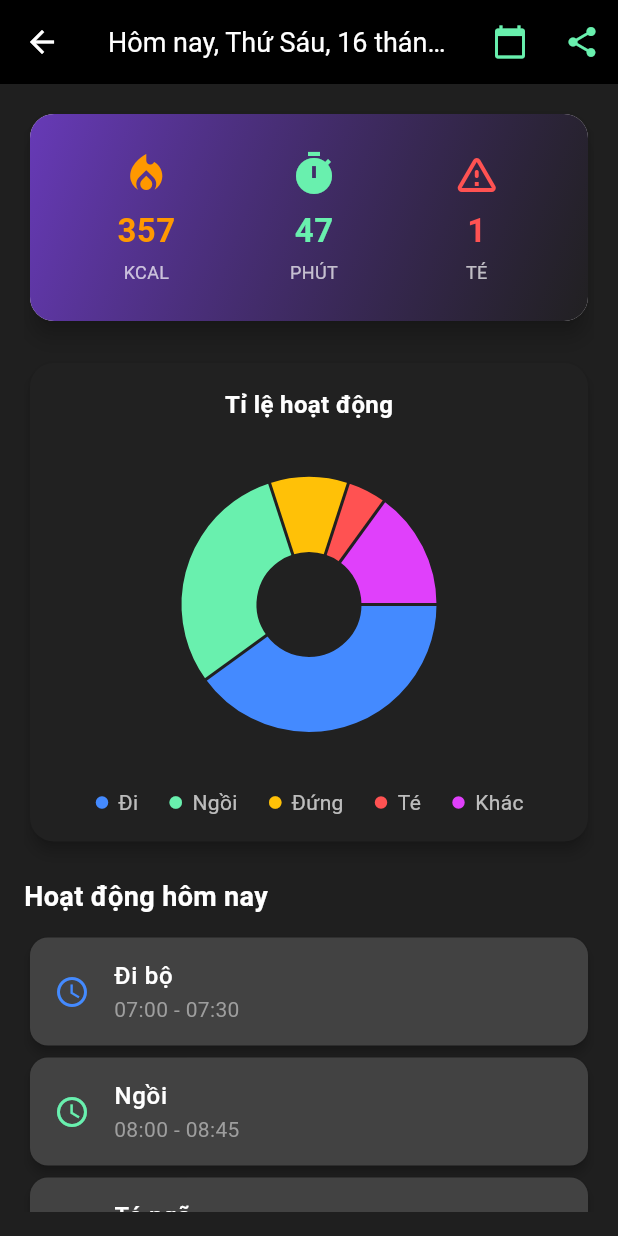
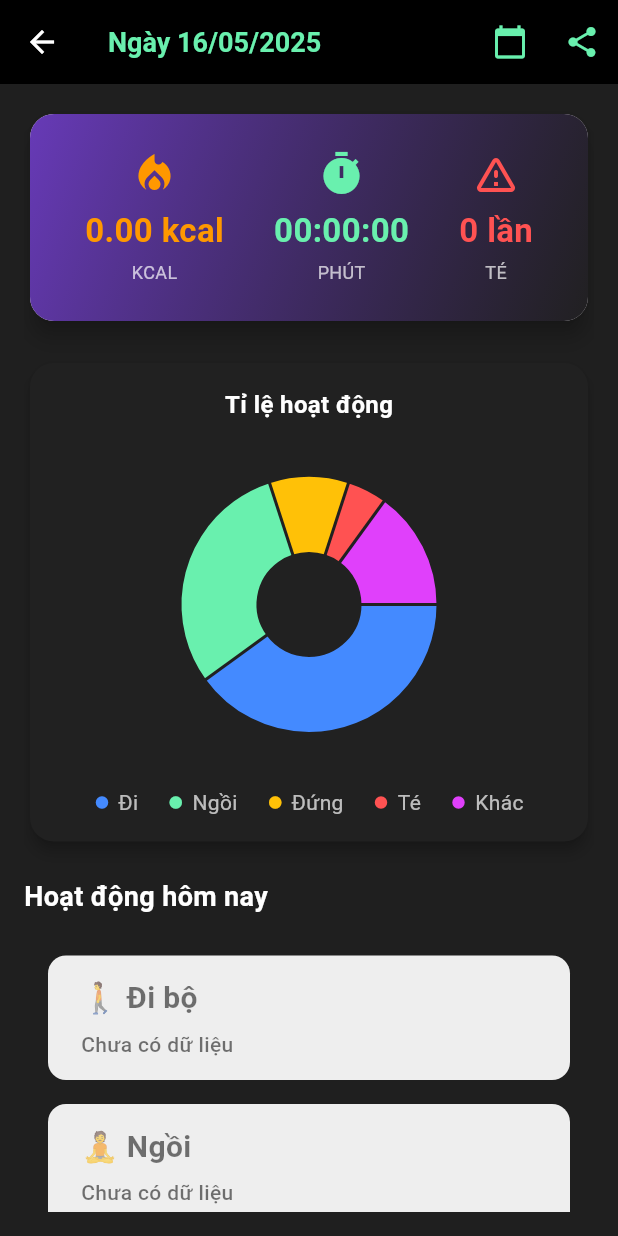
Before and after one commit to Toan14102004/PBL5, a Flutter app: the screen it shows after launch, after a tap on "🏃 Di chuyển", on a phone screen of 412 x 824 dp. Run offline on Flutter 3.47's test engine with Material 3 defaults, Android fonts, the phone set to English and light mode, and no system bars; drawn by our look-alikes of fl_chart; our stand-ins replace firebase_core, firebase_database, firebase_storage, image_picker, webview_flutter; accounts and stored records are empty; network calls fail.

Commit message:
cập nhật trang activity screen khi nhấn từ các healthCard từ trang Home

```diff
--- a/lib/screens/activity_screen.dart
+++ b/lib/screens/activity_screen.dart
@@ -3,15 +3,32 @@ import 'package:intl/intl.dart';
 import 'package:intl/date_symbol_data_local.dart';
 import 'package:fl_chart/fl_chart.dart';
 
+import '../services/calorie_calculator.dart';
+import '../services/home_service.dart';
+import '../widgets/ListCard.dart';
+
 class ActivityScreen extends StatefulWidget {
-  const ActivityScreen({super.key});
+  final String userId;
+
+  const ActivityScreen({Key? key, required this.userId}) : super(key: key);
 
   @override
   State<ActivityScreen> createState() => _ActivityScreenState();
 }
 
 class _ActivityScreenState extends State<ActivityScreen> {
+
   String formattedDate = '';
+  double _totalCalories = 0.0;
+  int _totalMovingTime = 0;
+  int cout_fall = 0;
+  String time = "16/05/2025";
+  DateTime _selectedDate = DateTime.now(); // ngày được chọn
+
+  // Format ngày dạng "dd/MM/yyyy"
+  String get selectedFormattedDate {
+    return DateFormat('dd/MM/yyyy').format(_selectedDate);
+  }
 
   @override
   void initState() {
@@ -22,7 +39,47 @@ class _ActivityScreenState extends State<ActivityScreen> {
         formattedDate = DateFormat("EEEE, dd MMMM, yyyy", "vi_VN").format(now);
       });
     });
+    fetchAndCalculateCalories_activityScreen(selectedFormattedDate);
+    fetchAndCalculateMovingTime_activityScreen(selectedFormattedDate);
+    fetchCoutFallOfDay(selectedFormattedDate);
   }
+  Future<void> fetchAndCalculateCalories_activityScreen(String day) async {
+    final calculator = ActivitiScreenService(userId: widget.userId);
+    final totalCalories = await calculator.fetchAndCalculateAndUpload(day);
+
+    setState(() {
+      _totalCalories = totalCalories;
+    });
+
+  }
+  Future<void> fetchAndCalculateMovingTime_activityScreen(String day) async {
+    final calculator = ActivitiScreenService(userId: widget.userId);
+    final totalMovingTimeSeconds = await calculator.calculateAndUploadTotalMovingTime(day);
+    setState(() {
+      _totalMovingTime = totalMovingTimeSeconds;
+
+    });
+  }
+
+  Future<void> fetchCoutFallOfDay(String day) async {
+    final service = ActivitiScreenService(userId: widget.userId);
+    final count = await service.fetchFallActivity(day);
+    print("Số lần ngã trong ngày: $count");
+    setState(() {
+      cout_fall = count;
+    });
+  }
+
+  String formatDuration(int totalSeconds) {
+    final hours = totalSeconds ~/ 3600;
+    final minutes = (totalSeconds % 3600) ~/ 60;
+    final seconds = totalSeconds % 60;
+
+    return "${hours.toString().padLeft(2, '0')}:"
+        "${minutes.toString().padLeft(2, '0')}:"
+        "${seconds.toString().padLeft(2, '0')}";
+  }
+
 
   @override
   Widget build(BuildContext context) {
@@ -31,15 +88,30 @@ class _ActivityScreenState extends State<ActivityScreen> {
       appBar: AppBar(
         backgroundColor: Colors.black,
         elevation: 0,
-        iconTheme: const IconThemeData(color: Colors.white), // <-- Đổi màu icon back thành trắng
+        iconTheme: const IconThemeData(color: Colors.white),
         title: Text(
-          formattedDate.isNotEmpty ? "Hôm nay, $formattedDate" : "Đang tải...",
-          style: const TextStyle(color: Colors.white, fontSize: 18),
+          "Ngày $selectedFormattedDate",
+          style: const TextStyle(color: Colors.greenAccent, fontSize: 18, fontWeight: FontWeight.bold),
         ),
         actions: [
           IconButton(
             icon: const Icon(Icons.calendar_today, color: Colors.greenAccent),
-            onPressed: () {},
+            onPressed: () async {
+              DateTime? pickedDate = await showDatePicker(
+                context: context,
+                initialDate: _selectedDate,
+                firstDate: DateTime(2000),
+                lastDate: DateTime(2100),
+              );
+
+              if (pickedDate != null) {
+                setState(() {
+                  _selectedDate = pickedDate;
+                });
+                // Gọi hàm lấy số lần ngã với ngày mới chọn
+                await fetchCoutFallOfDay(selectedFormattedDate);
+              }
+            },
           ),
           IconButton(
             icon: const Icon(Icons.share, color: Colors.greenAccent),
@@ -47,7 +119,6 @@ class _ActivityScreenState extends State<ActivityScreen> {
           ),
         ],
       ),
-
       body: Padding(
         padding: const EdgeInsets.all(16.0),
         child: ListView(
@@ -57,9 +128,12 @@ class _ActivityScreenState extends State<ActivityScreen> {
             _buildActivityPieChart(),
             const SizedBox(height: 20),
             const Text("Hoạt động hôm nay",
-                style: TextStyle(fontSize: 18, fontWeight: FontWeight.bold, color: Colors.white)),
+                style: TextStyle(fontSize: 18,
+                    fontWeight: FontWeight.bold,
+                    color: Colors.white)),
             const SizedBox(height: 10),
-            _buildActivityList(),
+            ListCard(),
+
           ],
         ),
       ),
@@ -83,22 +157,23 @@ class _ActivityScreenState extends State<ActivityScreen> {
           padding: const EdgeInsets.symmetric(vertical: 24.0, horizontal: 20),
           child: Row(
             mainAxisAlignment: MainAxisAlignment.spaceAround,
-            children: const [
+            children: [
               _StatItem(
                 label: "KCAL",
-                value: "357",
+                value: "${_totalCalories.toStringAsFixed(2)} kcal",
                 color: Colors.orange,
                 icon: Icons.local_fire_department,
               ),
               _StatItem(
                 label: "Phút",
-                value: "47",
+                // value: "47",
+                value: formatDuration(_totalMovingTime),
                 color: Colors.greenAccent,
                 icon: Icons.timer,
               ),
               _StatItem(
                 label: "Té",
-                value: "1",
+                value: "${cout_fall.toStringAsFixed(0)} lần",
                 color: Colors.redAccent,
                 icon: Icons.warning_amber_rounded,
               ),
@@ -120,7 +195,9 @@ class _ActivityScreenState extends State<ActivityScreen> {
         child: Column(
           children: [
             const Text("Tỉ lệ hoạt động",
-                style: TextStyle(fontSize: 16, color: Colors.white, fontWeight: FontWeight.bold)),
+                style: TextStyle(fontSize: 16,
+                    color: Colors.white,
+                    fontWeight: FontWeight.bold)),
             const SizedBox(height: 12),
             SizedBox(
               height: 220,
@@ -143,11 +220,16 @@ class _ActivityScreenState extends State<ActivityScreen> {
 
   List<PieChartSectionData> _generateSections() {
     return [
-      PieChartSectionData(value: 40, title: '', color: Colors.blueAccent, radius: 50),
-      PieChartSectionData(value: 30, title: '', color: Colors.greenAccent, radius: 50),
-      PieChartSectionData(value: 10, title: '', color: Colors.amber, radius: 50),
-      PieChartSectionData(value: 5, title: '', color: Colors.redAccent, radius: 50),
-      PieChartSectionData(value: 15, title: '', color: Colors.purpleAccent, radius: 50),
+      PieChartSectionData(
+          value: 40, title: '', color: Colors.blueAccent, radius: 50),
+      PieChartSectionData(
+          value: 30, title: '', color: Colors.greenAccent, radius: 50),
+      PieChartSectionData(
+          value: 10, title: '', color: Colors.amber, radius: 50),
+      PieChartSectionData(
+          value: 5, title: '', color: Colors.redAccent, radius: 50),
+      PieChartSectionData(
+          value: 15, title: '', color: Colors.purpleAccent, radius: 50),
     ];
   }
 
@@ -163,12 +245,14 @@ class _ActivityScreenState extends State<ActivityScreen> {
       spacing: 20,
       children: items
           .map(
-            (item) => Row(
+            (item) =>
+            Row(
               mainAxisSize: MainAxisSize.min,
               children: [
                 Icon(Icons.circle, size: 10, color: item["color"] as Color),
                 const SizedBox(width: 6),
-            Text(item["label"] as String, style: const TextStyle(color: Colors.white70)),
+                Text(item["label"] as String,
+                    style: const TextStyle(color: Colors.white70)),
               ],
             ),
       )
@@ -176,30 +260,29 @@ class _ActivityScreenState extends State<ActivityScreen> {
     );
   }
 
-  Widget _buildActivityList() {
   final mockActivities = [
-      {"time": "07:00 - 07:30", "type": "Đi bộ", "color": Colors.blueAccent},
-      {"time": "08:00 - 08:45", "type": "Ngồi", "color": Colors.greenAccent},
-      {"time": "09:00 - 09:05", "type": "Té ngã", "color": Colors.redAccent},
-      {"time": "10:00 - 10:10", "type": "Đứng", "color": Colors.amber},
+    {
+      "time": "07:00 - 07:30",
+      "type": "Đi bộ",
+      "color": Colors.blueAccent,
+      "timestamp": DateTime.now().subtract(Duration(minutes: 3)),
+    },
+    {
+      "time": "08:00 - 08:45",
+      "type": "Ngồi",
+      "color": Colors.greenAccent,
+      "timestamp": DateTime.now().subtract(Duration(minutes: 10)),
+    },
+    {
+      "time": "09:00 - 09:05",
+      "type": "Té ngã",
+      "color": Colors.redAccent,
+      "timestamp": DateTime.now().subtract(Duration(minutes: 20)),
+    },
+    // Các activity khác...
   ];
 
-    return Column(
-      children: mockActivities.map((activity) {
-        return Card(
-          color: Colors.grey.shade800,
-          shape: RoundedRectangleBorder(borderRadius: BorderRadius.circular(12)),
-          elevation: 3,
-          child: ListTile(
-            leading: Icon(Icons.access_time, color: activity["color"] as Color),
-            title: Text(activity["type"] as String,
-                style: const TextStyle(color: Colors.white, fontWeight: FontWeight.w500)),
-            subtitle: Text(activity["time"] as String, style: const TextStyle(color: Colors.grey)),
-          ),
-        );
-      }).toList(),
-    );
-  }
+
 }
 
 class _StatItem extends StatelessWidget {
@@ -208,7 +291,7 @@ class _StatItem extends StatelessWidget {
   final Color color;
   final IconData icon;
 
-  const _StatItem({
+   _StatItem({
     required this.label,
     required this.value,
     required this.color,
--- a/lib/screens/home_screen.dart
+++ b/lib/screens/home_screen.dart
@@ -277,7 +277,7 @@ class _HomeContentState extends State<HomeContent> {
   void _navigateToActivityScreen(BuildContext context) {
     Navigator.push(
       context,
-      MaterialPageRoute(builder: (context) => const ActivityScreen()),
+      MaterialPageRoute(builder: (context) =>  ActivityScreen(userId: widget.userId)),
     );
   }
 
--- a/lib/services/home_service.dart
+++ b/lib/services/home_service.dart
@@ -0,0 +1,173 @@
+import 'dart:developer';
+import 'package:firebase_database/firebase_database.dart';
+import 'package:intl/intl.dart';
+
+class ActivitiScreenService {
+  String userId;
+  ActivitiScreenService({required this.userId});
+
+  double getMET(String activityType) {
+    switch (activityType) {
+      case "1":
+        return 3.8;
+      case "2":
+        return 1.3;
+      case "3":
+        return 1.5;
+      case "4":
+        return 1.0;
+      case "5":
+        return 8.0;
+      case "6":
+        return 4.0;
+      case "7":
+        return 6.8;
+      case "8":
+        return 0.0;
+      default:
+        return 1.0;
+    }
+  }
+
+  double calculateCalories(DateTime start, DateTime end, String activityType, double weightKg) {
+    final durationSeconds = end.difference(start).inSeconds;
+    final met = getMET(activityType);
+    return (met * weightKg * durationSeconds) / 3600;
+  }
+
+  Future<int> fetchFallActivity(String date) async {
+    final ref = FirebaseDatabase.instance.ref("activity_records");
+    final snapshot = await ref.get();
+    int counterFall = 0;
+
+    if (!snapshot.exists) {
+      log('Không tìm thấy dữ liệu hoạt động.');
+      return 0;
+    }
+
+    final data = Map<String, dynamic>.from(snapshot.value as Map);
+
+    data.forEach((key, value) {
+      final item = Map<String, dynamic>.from(value);
+
+      if (item['user_id'] == userId && item['date'] == date) {
+        final recordsRaw = item['records'];
+        if (recordsRaw is List) {
+          final records = recordsRaw.map((e) => Map<String, dynamic>.from(e as Map)).toList();
+          for (final record in records) {
+            if (record['activityType'] == 8) {
+              counterFall++;
+            }
+          }
+        }
+      }
+    });
+
+    return counterFall;
+  }
+
+  Future<double> fetchAndCalculateAndUpload(String date) async {
+    log(' Ngày được truyền vào: $date');
+    // 1. Lấy cân nặng
+    final weightRef = FirebaseDatabase.instance.ref("user/$userId/weight");
+    final weightSnapshot = await weightRef.get();
+
+    if (!weightSnapshot.exists) {
+      log('Không tìm thấy cân nặng cho user $userId');
+      return 0.0;
+    }
+
+    final weightKg = double.tryParse(weightSnapshot.value.toString()) ?? 0.0;
+    log('Cân nặng của user: $weightKg kg');
+
+    // 2. Lấy dữ liệu activity_records
+    final dbRef = FirebaseDatabase.instance.ref("activity_records");
+    final snapshot = await dbRef.get();
+
+    if (!snapshot.exists) {
+      log('Không tìm thấy dữ liệu hoạt động trong Realtime Database.');
+      return 0.0;
+    }
+
+    final data = Map<String, dynamic>.from(snapshot.value as Map);
+
+    double kcalOfDay = 0.0;
+
+    for (final entry in data.entries) {
+      final dayData = Map<String, dynamic>.from(entry.value);
+
+      if (dayData['user_id'] != userId) continue;
+      if (dayData['date'] != date) continue;
+
+      final recordsList = List<Map<dynamic, dynamic>>.from(dayData['records']);
+
+      for (var record in recordsList) {
+        final start = DateTime.parse(record['start_time']);
+        final end = DateTime.parse(record['end_time']);
+        final activityType = record['activityType'].toString();
+        final kcal = calculateCalories(start, end, activityType, weightKg);
+        kcalOfDay += kcal;
+
+        log('$date | Activity: $activityType | Start: $start | End: $end | kcal: ${kcal.toStringAsFixed(2)}');
+      }
+    }
+
+    // 3. Upload kcal vào đúng ngày được truyền vào (dù là hôm nay hay quá khứ)
+    final ref = FirebaseDatabase.instance.ref("daily_calories/$userId/$date");
+    await ref.set({
+      "user_id": userId,
+      "date": date,
+      "calories": kcalOfDay,
+    });
+
+    log('Đã upload kcal cho ngày $date: ${kcalOfDay.toStringAsFixed(2)} kcal');
+
+    return kcalOfDay;
+  }
+
+
+  Future<int> calculateAndUploadTotalMovingTime(String date) async {
+
+    final dbRef = FirebaseDatabase.instance.ref("activity_records");
+    final snapshot = await dbRef.get();
+
+    if (!snapshot.exists) {
+      log(' Không tìm thấy dữ liệu hoạt động.');
+      return 0;
+    }
+
+    final data = Map<String, dynamic>.from(snapshot.value as Map);
+    int totalMovingSeconds = 0;
+
+    for (final entry in data.entries) {
+      final dayData = Map<String, dynamic>.from(entry.value);
+
+      if (dayData['user_id'] != userId || dayData['date'] != date) continue;
+
+      final recordsList = List<Map<dynamic, dynamic>>.from(dayData['records']);
+      for (var record in recordsList) {
+        final activityType = record['activityType'].toString();
+
+        // Chỉ tính các hoạt động được định nghĩa là "di chuyển"
+        if (["1", "3", "5", "7"].contains(activityType)) {
+          final start = DateTime.parse(record['start_time']);
+          final end = DateTime.parse(record['end_time']);
+          final duration = end.difference(start).inSeconds;
+          totalMovingSeconds += duration;
+        }
+      }
+    }
+
+    // Cập nhật thời gian di chuyển lên Firebase cho ngày truyền vào
+    final moveRef = FirebaseDatabase.instance.ref("daily_movement/$userId/$date");
+    await moveRef.set({
+      "user_id": userId,
+      "date": date,
+      "total_moving_time_seconds": totalMovingSeconds,
+    });
+
+    log('Tổng thời gian di chuyển ngày $date: $totalMovingSeconds giây');
+    return totalMovingSeconds;
+  }
+
+}
--- /dev/null
+++ b/lib/widgets/ListCard.dart
@@ -0,0 +1,198 @@
+import 'package:flutter/material.dart';
+import 'package:firebase_database/firebase_database.dart';
+import 'package:intl/intl.dart';
+
+class ListCard extends StatefulWidget {
+  const ListCard({super.key});
+
+  @override
+  State<ListCard> createState() => _ListCardState();
+}
+
+class _ListCardState extends State<ListCard> {
+  final Map<int, String> activityLabels = {
+    1: "🚶 Đi bộ",
+    2: "🧘 Ngồi",
+    3: "🐥 Đứng",
+    4: "🛌 Nằm",
+    5: "🏃 Chạy bộ",
+    6: "🧘 Đi cầu thang",
+    7: "🚴 Đạp xe",
+    8: "⚠️ Té ngã",
+  };
+
+  // Lưu end_time gần nhất cho từng activityType
+  final Map<int, DateTime> latestEndTimes = {};
+
+  @override
+  void initState() {
+    super.initState();
+    fetchLatestActivities();
+  }
+
+  void fetchLatestActivities() async {
+    try {
+      final dbRef = FirebaseDatabase.instance.ref();
+      final snapshot = await dbRef.get();
+      print("Snapshot value: ${snapshot.value}");
+
+      if (snapshot.exists) {
+        // Mỗi activityType giữ record có end_time lớn nhất
+        Map<int, DateTime> tempLatestEndTimes = {};
+
+        final data = snapshot.value;
+        if (data is Map && data.containsKey("activity_records")) {
+          final activityRecords = data["activity_records"];
+          if (activityRecords is Map) {
+            activityRecords.forEach((key, value) {
+              if (value is Map && value["records"] is List) {
+                for (var r in value["records"]) {
+                  if (r is Map && r["end_time"] != null && r["activityType"] != null) {
+                    try {
+                      DateTime endTime = DateTime.parse(r["end_time"]);
+                      int activityType = r["activityType"];
+
+                      // Nếu chưa có hoặc tìm được end_time mới hơn thì cập nhật
+                      if (!tempLatestEndTimes.containsKey(activityType) ||
+                          endTime.isAfter(tempLatestEndTimes[activityType]!)) {
+                        tempLatestEndTimes[activityType] = endTime;
+                      }
+                    } catch (e) {
+                      print("Lỗi khi parse end_time: $e");
+                    }
+                  }
+                }
+              }
+            });
+          }
+        }
+
+        setState(() {
+          latestEndTimes.clear();
+          latestEndTimes.addAll(tempLatestEndTimes);
+        });
+
+        print("Latest end times by activity: $latestEndTimes");
+      } else {
+        print("Snapshot không tồn tại");
+      }
+    } catch (e) {
+      print("Lỗi khi fetch activity: $e");
+    }
+  }
+
+  String getStatusLabel(int activityType) {
+    if (latestEndTimes.containsKey(activityType)) {
+      final formattedTime = DateFormat('dd/MM/yyyy HH:mm:ss').format(latestEndTimes[activityType]!);
+      return "Kết thúc lúc: $formattedTime";
+    }
+    return "Chưa có dữ liệu";
+  }
+
+
+  Color getStatusColor(int activityType) {
+    if (latestEndTimes.containsKey(activityType)) {
+      return Colors.green.shade800;
+    }
+    return Colors.black54;
+  }
+
+  @override
+  @override
+  Widget build(BuildContext context) {
+    final now = DateTime.now();
+
+    // Tìm activity có end_time lớn nhất (gần đây nhất)
+    int? latestActivityType;
+    DateTime? maxEndTime;
+
+    latestEndTimes.forEach((activityType, endTime) {
+      if (maxEndTime == null || endTime.isAfter(maxEndTime!)) {
+        maxEndTime = endTime;
+        latestActivityType = activityType;
+      }
+    });
+
+    return ListView.builder(
+      padding: const EdgeInsets.all(16),
+      shrinkWrap: true,
+      itemCount: activityLabels.length,
+      itemBuilder: (context, index) {
+        final activityType = index + 1;
+        final label = activityLabels[activityType]!;
+
+        final hasData = latestEndTimes.containsKey(activityType);
+
+        Color bgColor;
+        Color borderColor;
+        Color statusColor;
+
+        if (hasData) {
+          final endTime = latestEndTimes[activityType]!;
+          final diff = now.difference(endTime);
+
+          if (diff.inSeconds <= 10) {
+            // Đang diễn ra: màu xanh
+            bgColor = Colors.green.shade300;
+            borderColor = Colors.green.shade700;
+            statusColor = Colors.green.shade900;
+          } else if (activityType == latestActivityType) {
+            // Chỉ hành động gần nhất nhưng không đang diễn ra → màu đỏ nhạt
+            bgColor = Colors.red.shade100;
+            borderColor = Colors.red.shade400;
+            statusColor = Colors.red.shade700;
+          } else {
+            // Có dữ liệu nhưng không thỏa 2 điều trên → xám nhạt
+            bgColor = Colors.blue.shade100;
+            borderColor = Colors.transparent;
+            statusColor = Colors.black54;
+          }
+        } else {
+          // Không có dữ liệu → xám nhạt
+          bgColor = Colors.grey.shade200;
+          borderColor = Colors.transparent;
+          statusColor = Colors.black54;
+        }
+
+        final statusLabel = getStatusLabel(activityType);
+
+        return Container(
+          margin: const EdgeInsets.only(bottom: 16),
+          padding: const EdgeInsets.symmetric(horizontal: 20, vertical: 12),
+          decoration: BoxDecoration(
+            color: bgColor,
+            borderRadius: BorderRadius.circular(12),
+            border: Border.all(
+              color: borderColor,
+              width: 2,
+            ),
+          ),
+          child: Column(
+            crossAxisAlignment: CrossAxisAlignment.start,
+            mainAxisSize: MainAxisSize.min,
+            children: [
+              Text(
+                label,
+                style: TextStyle(
+                  fontWeight: FontWeight.bold,
+                  color: statusColor,
+                  fontSize: 20,
+                ),
+              ),
+              const SizedBox(height: 6),
+              Text(
+                statusLabel,
+                style: TextStyle(
+                  fontSize: 14,
+                  fontWeight: FontWeight.w500,
+                  color: statusColor,
+                ),
+              ),
+            ],
+          ),
+        );
+      },
+    );
+  }
+
+}
```
Also changed, not shown: lib/models/Record.dart (+8 -0 lines), lib/models/user.dart (+0 -52 lines), lib/services/notification_service.dart (+0 -8 lines). Lines whose indentation alone changed are shown as unchanged.
